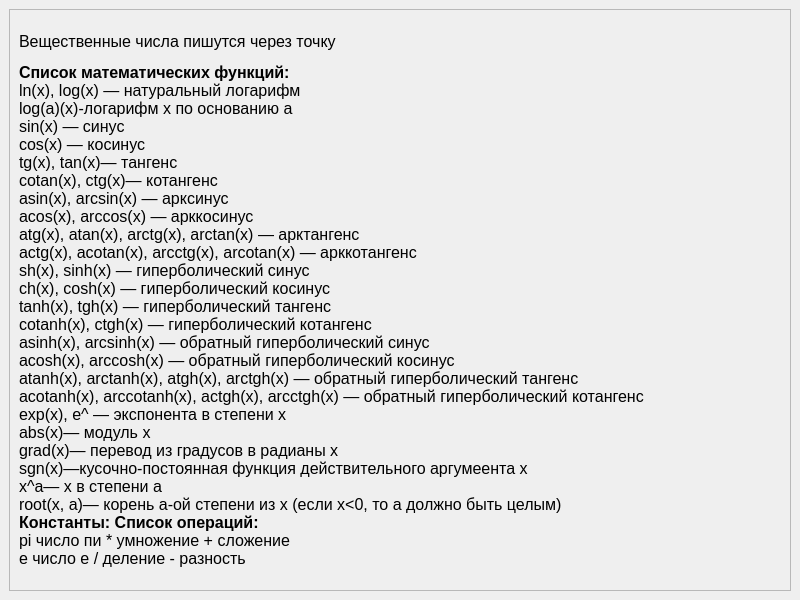
This is Ref.ui in Helsing02/Graph-Builder as Qt 5 draws it before an edit. The edited form follows.
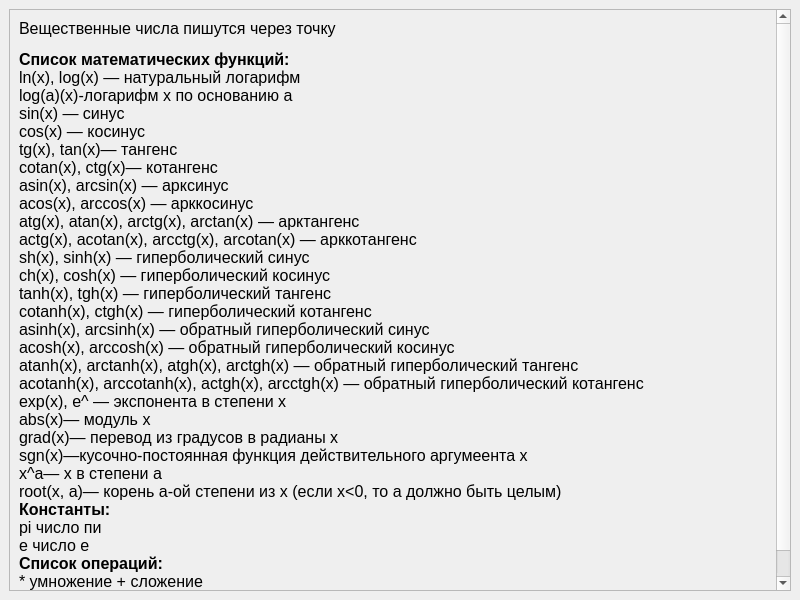
This is the edited form.

```diff
--- a/Ref.ui
+++ b/Ref.ui
@@ -39,8 +39,8 @@
         <rect>
          <x>0</x>
          <y>0</y>
-         <width>759</width>
-         <height>701</height>
+         <width>763</width>
+         <height>638</height>
         </rect>
        </property>
        <layout class="QGridLayout" name="gridLayout_2">
@@ -55,8 +55,7 @@
 li.checked::marker { content: &quot;\2612&quot;; }
 &lt;/style&gt;&lt;/head&gt;&lt;body style=&quot; font-family:'Segoe UI'; font-size:9pt; font-weight:400; font-style:normal;&quot;&gt;
 &lt;p style=&quot; margin-top:12px; margin-bottom:12px; margin-left:0px; margin-right:0px; -qt-block-indent:0; text-indent:0px;&quot;&gt;&lt;span style=&quot; font-family:'Times New Roman','serif'; font-size:12pt; vertical-align:bottom;&quot;&gt;Вещественные числа пишутся через точку&lt;/span&gt;&lt;/p&gt;
-&lt;p style=&quot; margin-top:12px; margin-bottom:12px; margin-left:0px; margin-right:0px; -qt-block-indent:0; text-indent:0px;&quot;&gt;&lt;span style=&quot; font-family:'Times New Roman','serif'; font-size:12pt; font-weight:700; vertical-align:bottom;&quot;&gt;Список математических функций:&lt;/span&gt;&lt;span style=&quot; font-family:'Times New Roman','serif'; font-size:12pt; vertical-align:bottom;&quot;&gt;&lt;br /&gt;ln(x), log(x) — натуральный логарифм&lt;br /&gt;log(a)(x)-логарифм x по основанию a&lt;br /&gt;sin(x) — синус&lt;br /&gt;cos(x) — косинус&lt;br /&gt;tg(x), tan(x)— тангенс&lt;br /&gt;cotan(x), ctg(x)— котангенс&lt;br /&gt;asin(x), arcsin(x) — арксинус&lt;br /&gt;acos(x), arccos(x) — арккосинус&lt;br /&gt;atg(x), atan(x), arctg(x), arctan(x) — арктангенс&lt;br /&gt;actg(x), acotan(x), arcctg(x), arcotan(x) — арккотангенс&lt;br /&gt;sh(x), sinh(x) — гиперболический синус&lt;br /&gt;ch(x), cosh(x) — гиперболический косинус&lt;br /&gt;tanh(x), tgh(x) — гиперболический тангенс&lt;br /&gt;cotanh(x), ctgh(x) — гиперболический котангенс&lt;br /&gt;asinh(x), arcsinh(x) — обратный гиперболический синус&lt;br /&gt;acosh(x), arccosh(x) — обратный гиперболический косинус&lt;br /&gt;atanh(x), arctanh(x), atgh(x), arctgh(x) — обратный гиперболический тангенс&lt;br /&gt;acotanh(x), arccotanh(x), actgh(x), arcctgh(x) — обратный гиперболический котангенс&lt;br /&gt;exp(x), e^ — экспонента в степени x&lt;br /&gt;abs(x)— модуль x&lt;br /&gt;grad(x)— перевод из градусов в радианы x&lt;br /&gt;sgn(x)—кусочно-постоянная функция действительного аргумеента x&lt;br /&gt;x^a— x в степени a&lt;br /&gt;root(x, a)— корень a-ой степени из x (если x&amp;lt;0, то a должно быть целым)&lt;br /&gt;&lt;/span&gt;&lt;span style=&quot; font-family:'Times New Roman','serif'; font-size:12pt; font-weight:700; vertical-align:bottom;&quot;&gt;Константы: Список операций:&lt;/span&gt;&lt;span style=&quot; font-family:'Times New Roman','serif'; font-size:12pt; vertical-align:bottom;&quot;&gt;&lt;br /&gt;pi число пи * умножение + сложение &lt;br /&gt;e число e / деление - разность
-</string>
+&lt;p style=&quot; margin-top:12px; margin-bottom:12px; margin-left:0px; margin-right:0px; -qt-block-indent:0; text-indent:0px;&quot;&gt;&lt;span style=&quot; font-family:'Times New Roman','serif'; font-size:12pt; font-weight:700; vertical-align:bottom;&quot;&gt;Список математических функций:&lt;/span&gt;&lt;span style=&quot; font-family:'Times New Roman','serif'; font-size:12pt; vertical-align:bottom;&quot;&gt;&lt;br /&gt;ln(x), log(x) — натуральный логарифм&lt;br /&gt;log(a)(x)-логарифм x по основанию a&lt;br /&gt;sin(x) — синус&lt;br /&gt;cos(x) — косинус&lt;br /&gt;tg(x), tan(x)— тангенс&lt;br /&gt;cotan(x), ctg(x)— котангенс&lt;br /&gt;asin(x), arcsin(x) — арксинус&lt;br /&gt;acos(x), arccos(x) — арккосинус&lt;br /&gt;atg(x), atan(x), arctg(x), arctan(x) — арктангенс&lt;br /&gt;actg(x), acotan(x), arcctg(x), arcotan(x) — арккотангенс&lt;br /&gt;sh(x), sinh(x) — гиперболический синус&lt;br /&gt;ch(x), cosh(x) — гиперболический косинус&lt;br /&gt;tanh(x), tgh(x) — гиперболический тангенс&lt;br /&gt;cotanh(x), ctgh(x) — гиперболический котангенс&lt;br /&gt;asinh(x), arcsinh(x) — обратный гиперболический синус&lt;br /&gt;acosh(x), arccosh(x) — обратный гиперболический косинус&lt;br /&gt;atanh(x), arctanh(x), atgh(x), arctgh(x) — обратный гиперболический тангенс&lt;br /&gt;acotanh(x), arccotanh(x), actgh(x), arcctgh(x) — обратный гиперболический котангенс&lt;br /&gt;exp(x), e^ — экспонента в степени x&lt;br /&gt;abs(x)— модуль x&lt;br /&gt;grad(x)— перевод из градусов в радианы x&lt;br /&gt;sgn(x)—кусочно-постоянная функция действительного аргумеента x&lt;br /&gt;x^a— x в степени a&lt;br /&gt;root(x, a)— корень a-ой степени из x (если x&amp;lt;0, то a должно быть целым)&lt;br /&gt;&lt;/span&gt;&lt;span style=&quot; font-family:'Times New Roman','serif'; font-size:12pt; font-weight:700; vertical-align:bottom;&quot;&gt;Константы: &lt;/span&gt;&lt;span style=&quot; font-family:'Times New Roman','serif'; font-size:12pt; vertical-align:bottom;&quot;&gt;&lt;br /&gt;pi число пи &lt;br /&gt;e число e &lt;br /&gt;&lt;/span&gt;&lt;span style=&quot; font-family:'Times New Roman','serif'; font-size:12pt; font-weight:700; vertical-align:bottom;&quot;&gt;Список операций:&lt;/span&gt;&lt;span style=&quot; font-family:'Times New Roman','serif'; font-size:12pt; vertical-align:bottom;&quot;&gt;&lt;br /&gt;* умножение + сложение &lt;br/&gt; деление - разность&lt;/span&gt;&lt;/p&gt;&lt;/body&gt;&lt;/html&gt;</string>
           </property>
          </widget>
         </item>
```
